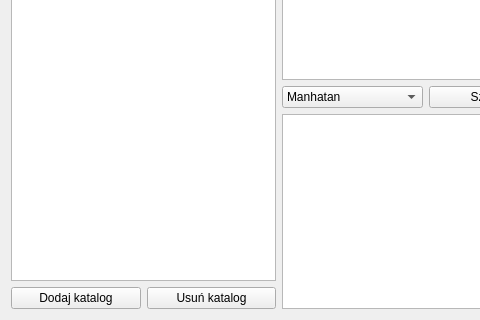
This is mainwindow.ui in Erdk/ImageSpy as Qt 5 draws it before an edit; both pictures show x 0 to 480 and y 146 to 466 of the 830 by 466 pixel window. The edited form follows.
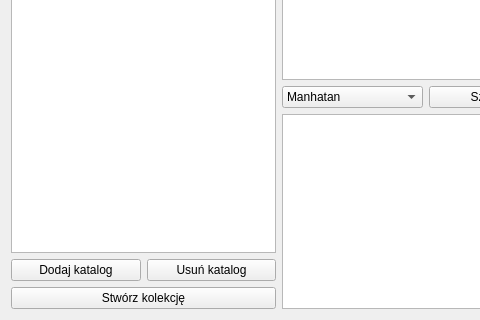
This is the edited form.

```diff
--- a/mainwindow.ui
+++ b/mainwindow.ui
@@ -60,6 +60,13 @@
         </item>
        </layout>
       </item>
+      <item>
+       <widget class="QPushButton" name="createCollectionButton">
+        <property name="text">
+         <string>Stwórz kolekcję</string>
+        </property>
+       </widget>
+      </item>
      </layout>
     </item>
     <item>
```
Left out of the diff: 30 changed lines with no effect on the pictures.
